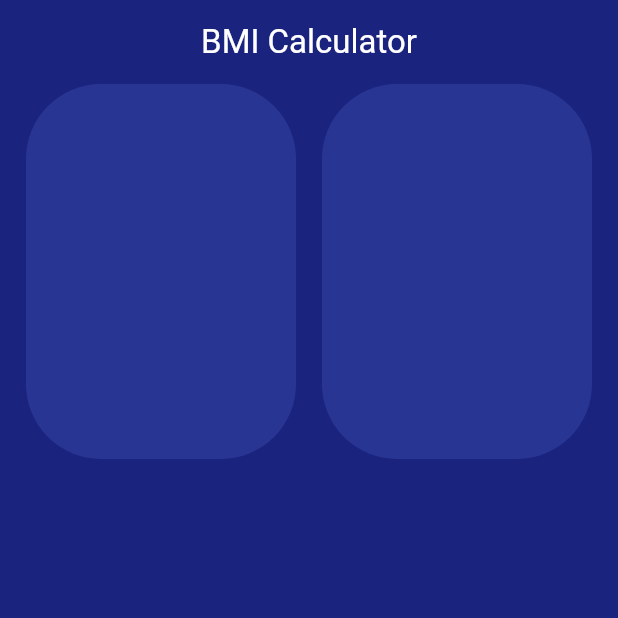
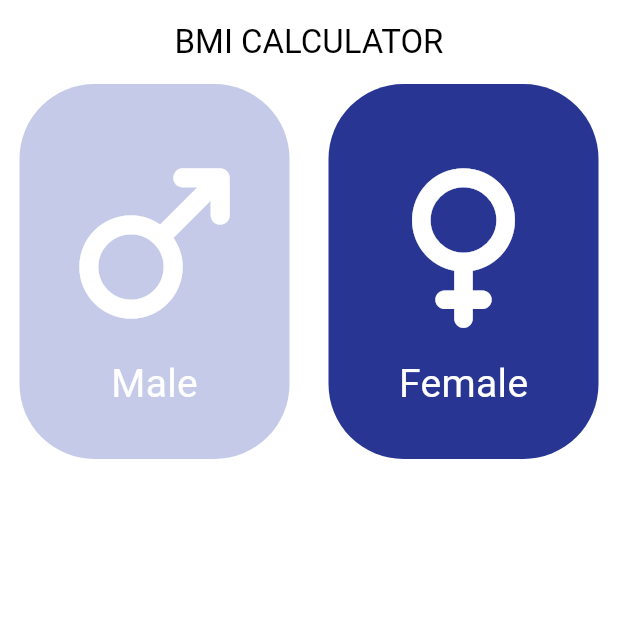
Before and after one commit to kareem-nehad/bmi_amit, a Flutter app: the screen it shows after launch, on a phone screen of 412 x 824 dp, the top half of it. Run offline on Flutter 3.47's test engine with Material 3 defaults, Android fonts, the phone set to English and light mode, and no system bars.

Commit message:
last updated

```diff
--- a/lib/calculator.dart
+++ b/lib/calculator.dart
@@ -1,46 +1,126 @@
 import 'package:flutter/material.dart';
 
-class CalculatorPage extends StatelessWidget {
+class CalculatorPage extends StatefulWidget {
   const CalculatorPage({super.key});
 
   @override
+  State<CalculatorPage> createState() => _CalculatorPageState();
+}
+
+class _CalculatorPageState extends State<CalculatorPage> {
+  @override
   Widget build(BuildContext context) {
-    return  Scaffold(
-      backgroundColor: Colors.indigo[900],
+    return Scaffold(
+      backgroundColor: Colors.white,
       appBar: AppBar(
-        title: const Text( 'BMI Calculator',
+        title: const Text(
+          'BMI CALCULATOR',
           style: TextStyle(
-            color: Colors.white,
+            color: Colors.black,
           ),
         ),
         centerTitle: true,
-        backgroundColor: Colors.indigo[900],
+        backgroundColor: Colors.white,
       ),
       body: Column(
         mainAxisAlignment: MainAxisAlignment.start,
         children: [
-            Row(
-              mainAxisAlignment: MainAxisAlignment.spaceEvenly,
+          GenderCard(),
+        ],
+      ),
+    );
+  }
+
+
+}
+
+class GenderCard extends StatefulWidget {
+  const GenderCard({
+    super.key,
+  });
+
+  @override
+  State<GenderCard> createState() => _GenderCardState();
+}
+
+class _GenderCardState extends State<GenderCard> {
+  Color? inActiveColor = Colors.indigo[800];
+  Color? activeColor = Colors.indigo[100];
+
+  String chosenGender = 'Male';
+
+  @override
+  Widget build(BuildContext context) {
+    return Row(
+      mainAxisAlignment: MainAxisAlignment.spaceAround,
       children: [
-                Container(
+        GestureDetector(
+          onTap: () {
+            setState(() {
+              if (chosenGender != 'Male') {
+                chosenGender = 'Male';
+              }
+            });
+          },
+          child: Container(
               height: 250,
               width: 180,
               decoration: BoxDecoration(
-                      color: Colors.indigo[800],
-                    borderRadius: BorderRadius.circular(50)
+                color: chosenGender == 'Male' ? activeColor : inActiveColor,
+                borderRadius: BorderRadius.circular(50),
+              ),
+              child: Column(
+                mainAxisAlignment: MainAxisAlignment.center,
+                children: [
+                  Icon(
+                    Icons.male_rounded,
+                    size: 150,
+                    color: Colors.white,
+                  ),
+                  Text(
+                    'Male',
+                    style: TextStyle(
+                      fontSize: 26,
+                      color: Colors.white,
                     ),
                   ),
-                Container(
+                ],
+              )),
+        ),
+        GestureDetector(
+          onTap: () {
+            setState(() {
+              if (chosenGender != 'Female') {
+                chosenGender = 'Female';
+              }
+            });
+          },
+          child: Container(
               height: 250,
               width: 180,
               decoration: BoxDecoration(
-                        color: Colors.indigo[800],
-                        borderRadius: BorderRadius.circular(50)
-                    ),) ]
-            )
+                color: chosenGender == 'Female' ? activeColor : inActiveColor,
+                borderRadius: BorderRadius.circular(50),
+              ),
+              child: Column(
+                mainAxisAlignment: MainAxisAlignment.center,
+                children: [
+                  Icon(
+                    Icons.female_rounded,
+                    size: 150,
+                    color: Colors.white,
+                  ),
+                  Text(
+                    'Female',
+                    style: TextStyle(
+                      fontSize: 26,
+                      color: Colors.white,
+                    ),
+                  ),
                 ],
+              )),
         ),
-
+      ],
     );
   }
 }
```
Lines whose indentation alone changed are shown as unchanged.
